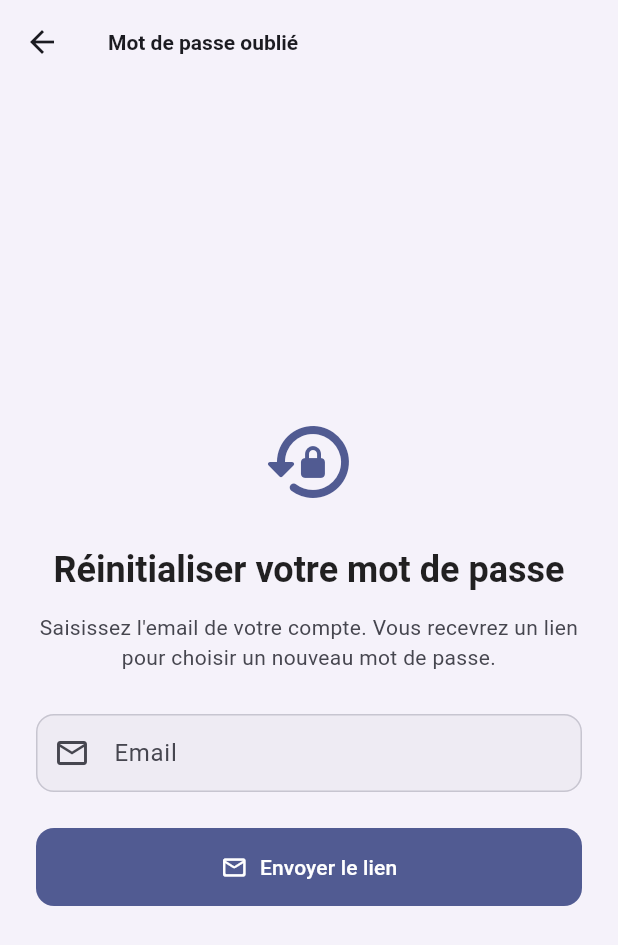
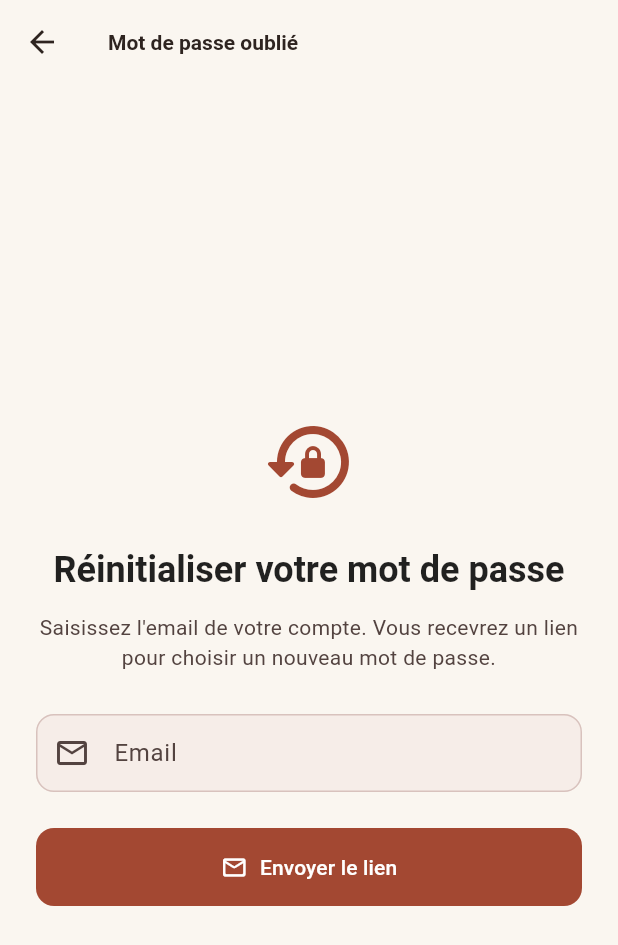
Before and after one commit to TableMasterProject/TableMasterMobile, a Flutter app: the screen it shows after launch, after a tap on "Mot de passe oublié ?", on a phone screen of 412 x 824 dp. Shown: the top 945 px of the screen. Run offline on Flutter 3.47's test engine with Material 3 defaults, Android fonts, the phone set to English and light mode, and no system bars; our stand-ins replace app_links, audioplayers, confetti, dio, firebase_core, firebase_messaging and 7 more; missing offline and left inert: signalr_netcore, tutorial_coach_mark; accounts and stored records are empty; network calls fail.

Commit message:
feat: introduce warm accessible app palette

```diff
--- a/lib/core/theme/app_theme.dart
+++ b/lib/core/theme/app_theme.dart
@@ -6,15 +6,37 @@ import 'package:flutter/material.dart';
 class AppTheme {
   AppTheme._();
 
-  static const Color _seed = Color(0xFF3F51B5);
+  static const Color _seed = Color(0xFFA34832);
+  static const Color _cream = Color(0xFFFAF6F0);
+  static const Color _night = Color(0xFF211B18);
 
   static ThemeData light() => _build(Brightness.light);
   static ThemeData dark() => _build(Brightness.dark);
 
   static ThemeData _build(Brightness brightness) {
-    final colorScheme = ColorScheme.fromSeed(
+    final generatedScheme = ColorScheme.fromSeed(
       seedColor: _seed,
       brightness: brightness,
+    );
+    final colorScheme = generatedScheme.copyWith(
+      primary: brightness == Brightness.light ? _seed : const Color(0xFFE6A18D),
+      onPrimary: brightness == Brightness.light ? Colors.white : _night,
+      surface:
+          brightness == Brightness.light
+              ? Colors.white
+              : const Color(0xFF302824),
+      onSurface:
+          brightness == Brightness.light
+              ? const Color(0xFF2E2420)
+              : const Color(0xFFF8EEE8),
+      secondary:
+          brightness == Brightness.light
+              ? const Color(0xFF36745B)
+              : const Color(0xFF90D0AD),
+      tertiary:
+          brightness == Brightness.light
+              ? const Color(0xFFAA6818)
+              : const Color(0xFFF4BE6D),
     );
 
     final baseText =
@@ -26,7 +48,7 @@ class AppTheme {
       useMaterial3: true,
       colorScheme: colorScheme,
       visualDensity: VisualDensity.adaptivePlatformDensity,
-      scaffoldBackgroundColor: colorScheme.surfaceContainerLow,
+      scaffoldBackgroundColor: brightness == Brightness.light ? _cream : _night,
       textTheme: baseText.copyWith(
         displayLarge: baseText.displayLarge?.copyWith(
           fontWeight: FontWeight.w700,
@@ -123,7 +145,7 @@ class AppTheme {
         indicatorColor: colorScheme.primaryContainer,
       ),
       appBarTheme: AppBarTheme(
-        backgroundColor: colorScheme.surfaceContainerLow,
+        backgroundColor: brightness == Brightness.light ? _cream : _night,
         surfaceTintColor: colorScheme.surfaceTint,
         elevation: 0,
         scrolledUnderElevation: 1,
```
Also changed, not shown: 1 other file.
